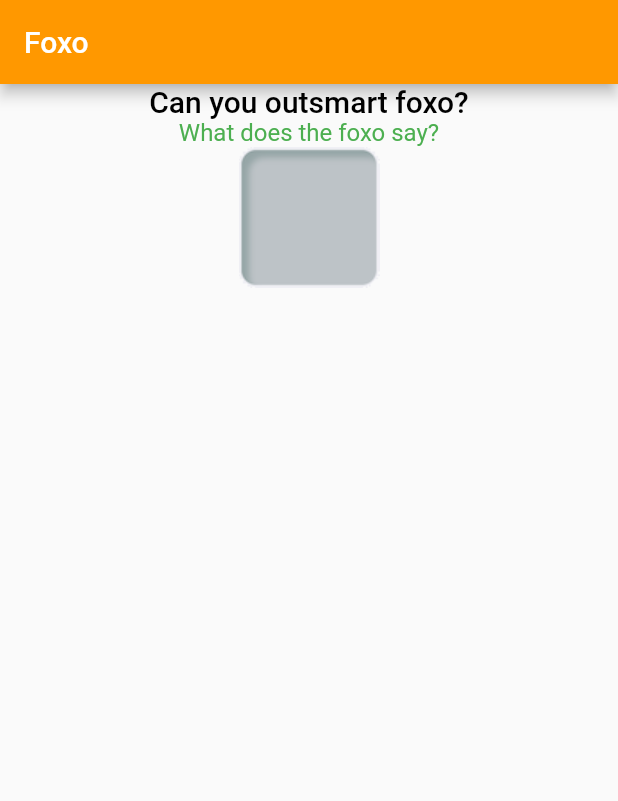
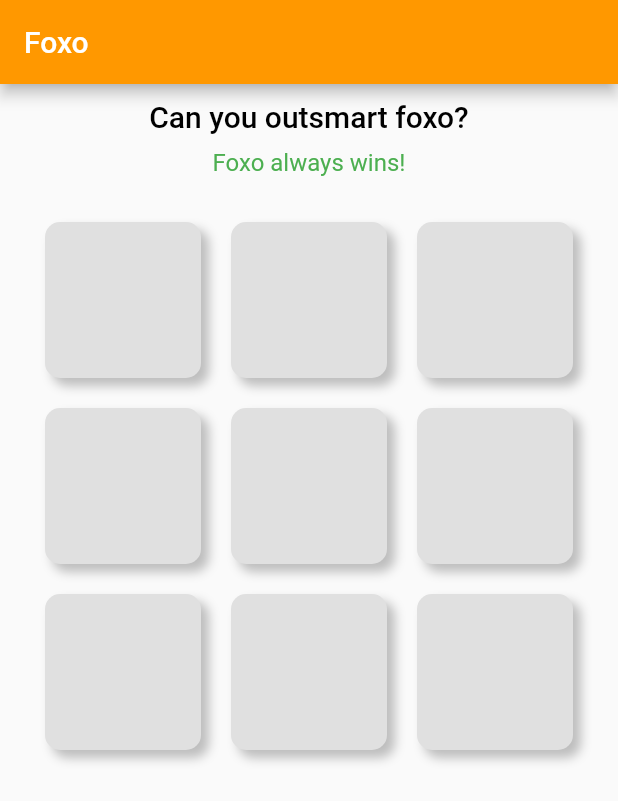
Before and after one commit to ScottBouloutian/foxo, a Flutter app: the screen it shows after launch, on a phone screen of 412 x 824 dp. Shown: the top 801 px of the screen. Run offline on Flutter 3.47's test engine with Material 2 defaults, Android fonts, the phone set to English and light mode, and no system bars.

Commit message:
add grid of cells

```diff
--- a/lib/cell.dart
+++ b/lib/cell.dart
@@ -2,6 +2,22 @@ import 'package:flutter/material.dart';
 
 class Cell extends StatelessWidget {
     @override Widget build(BuildContext context) {
-        return new Image(image: AssetImage('images/cell.png'));
+        return new Container(
+            decoration: new BoxDecoration(
+                borderRadius: new BorderRadius.all(
+                    Radius.circular(10.0),
+                ),
+                boxShadow: [
+                    new BoxShadow(
+                        color: Colors.grey[400],
+                        offset: new Offset(5.0, 5.0),
+                        blurRadius: 5.0,
+                    )
+                ],
+                color: Colors.grey[300],
+            ),
+            height: 90.0,
+            width: 90.0,
+        );
     }
 }
--- a/lib/home_page.dart
+++ b/lib/home_page.dart
@@ -8,25 +8,34 @@ class HomePage extends StatefulWidget {
     final String title;
 
     @override
-    _HomePageState createState() => new _HomePageState();
+    _HomePageState createState() => _HomePageState();
 }
 
 // Home Screen State
 class _HomePageState extends State<HomePage> {
     @override
     Widget build(BuildContext context) {
-        return new Scaffold(
-            appBar: new AppBar(
-                title: new Text(widget.title),
+        return Scaffold(
+            appBar: AppBar(
+                title: Text(widget.title),
             ),
-            body: new Center(
-                child: new Column(
-                    children: [
-                        new Message(),
-                        new Cell(),
-                    ]
-                ),
-            ),
+            body: Column(
+                children: [
+                    Message(),
+                    Expanded(
+                      child: GridView.count(
+                          crossAxisCount: 3,
+                          children: List.generate(9, (index) {
+                              return Container(
+                                  child: Cell(),
+                                  padding: const EdgeInsets.all(10),
+                              );
+                          }),
+                          padding: const EdgeInsets.all(20),
+                      )
+                    )
+                ],
+            )
         );
     }
 }
--- a/lib/message.dart
+++ b/lib/message.dart
@@ -5,38 +5,42 @@ class Message extends StatefulWidget {
   Message({Key key}) : super(key: key);
 
   @override
-    MessageState createState() => new MessageState();
+  MessageState createState() => MessageState();
 }
 
 class MessageState extends State<Message> {
   final messages = [
       'No, you cannot.',
       'Foxo wins again!',
-        'Too crafty for you.',
-        'Foxtastic!',
+      'Is he too crafty for you?',
+      'How Foxtastic!',
       'What does the foxo say?',
       'Better luck next time.',
       'Foxo remains undefeated.',
       'Foxo always wins!',
+      'Minecraft has foxes too!',
   ];
   String message;
 
   MessageState() {
-        final random = new Random();
+    final random = Random();
     final index = random.nextInt(this.messages.length);
     message = messages[index];
   }
 
   @override
   Widget build(BuildContext context) {
-        return new Column(
+    return Column(
       mainAxisAlignment: MainAxisAlignment.center,
-            children: <Widget>[
-                new Text(
+      children: [
+        Container(
+          child: Text(
               'Can you outsmart foxo?',
               style: Theme.of(context).textTheme.title,
           ),
-                new Text(
+          padding: const EdgeInsets.symmetric(vertical: 10),
+        ),
+        Text(
           message,
           style: Theme.of(context).textTheme.subhead,
         ),
```
Lines whose indentation alone changed are shown as unchanged.
